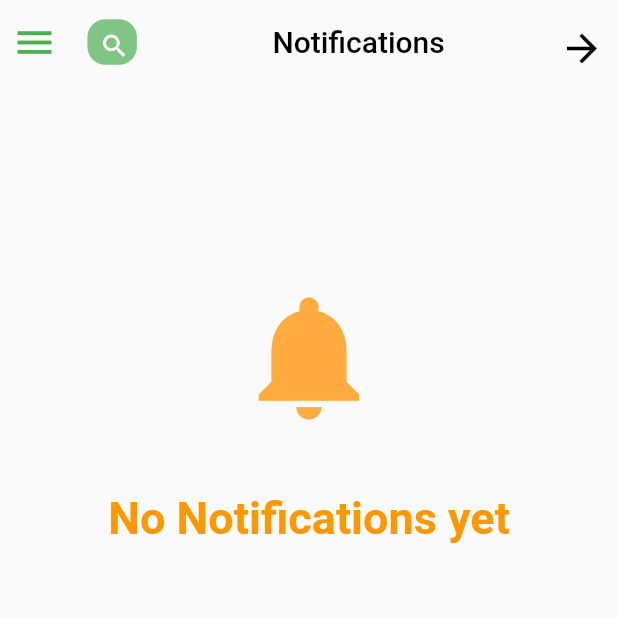
After one commit to Shehab-adel/alhoda_shop, a Flutter app: the NotificationsScreen screen opened by its route, on a phone screen of 412 x 824 dp, the top half of it. The commit adds this screen. Run offline on Flutter 3.47's test engine with Material 2 defaults, Android fonts, the phone set to English and light mode, and no system bars; our stand-ins replace badges, carousel_slider, font_awesome_flutter, get, smooth_page_indicator.

Commit message:
added notifications screen ( empty notification screen)

```diff
--- a/lib/routes/app_routes.dart
+++ b/lib/routes/app_routes.dart
@@ -1,6 +1,7 @@
 import 'package:alhoda/bindings/order_bindings.dart';
 import 'package:alhoda/view/screens/cart_screen.dart';
 import 'package:alhoda/view/screens/drawer_screen.dart';
+import 'package:alhoda/view/screens/notification_screen.dart';
 import 'package:alhoda/view/screens/orders_screen.dart';
 import 'package:alhoda/view/screens/point_screen.dart';
 import 'package:alhoda/view/screens/search_screen.dart';
@@ -22,6 +23,7 @@ class AppRoutes {
   static const walletScreenRoute = '/wallet';
   static const pointScreenRoute = '/point_screen';
   static const supportScreenRoute = '/support_screen';
+  static const notificationsScreenRoute = '/notifications_screen';
 
   static final routes = [
     GetPage(
@@ -61,5 +63,9 @@ class AppRoutes {
       name: supportScreenRoute,
       page: () => SupportScreen(),
     ),
+    GetPage(
+      name: notificationsScreenRoute,
+      page: () => NotificationsScreen(),
+    ),
   ];
 }
--- /dev/null
+++ b/lib/view/screens/notification_screen.dart
@@ -0,0 +1,31 @@
+import 'package:alhoda/view/shared/app_bar.dart';
+import 'package:alhoda/view/widgets/main_screen/drawer/drawer_widget.dart';
+import 'package:alhoda/view/widgets/notifications_screen/empty_notifications.dart';
+import 'package:flutter/material.dart';
+import 'package:get/get.dart';
+
+class NotificationsScreen extends StatelessWidget {
+  NotificationsScreen({Key? key}) : super(key: key);
+
+  late Size size;
+
+  @override
+  Widget build(BuildContext context) {
+    size = MediaQuery.of(context).size;
+
+    return SafeArea(
+        child: Scaffold(
+            appBar: buildAppBar(
+                context: context,
+                onPressedIcon: () {
+                  Get.back();
+                },
+                title: 'Notifications',
+                sizeMediaQueryWidth: 0.2),
+            drawer: Drawer(
+              backgroundColor: Colors.green,
+              child: DrawerWidget(),
+            ),
+            body: EmptyNotifications()));
+  }
+}
--- a/lib/view/widgets/main_screen/drawer/drawer_widget.dart
+++ b/lib/view/widgets/main_screen/drawer/drawer_widget.dart
@@ -57,8 +57,11 @@ class DrawerWidget extends StatelessWidget {
                   Get.toNamed(AppRoutes.supportScreenRoute);
                 }),
             notificationsAndRepliesListTile(
-                'Notifications', Icons.notifications),
-            notificationsAndRepliesListTile('Replies', Icons.quickreply_sharp),
+                'Notifications', Icons.notifications, () {
+              Get.toNamed(AppRoutes.notificationsScreenRoute);
+            }),
+            notificationsAndRepliesListTile(
+                'Replies', Icons.quickreply_sharp, () {}),
           ],
         ),
       ),
@@ -96,8 +99,10 @@ class DrawerWidget extends StatelessWidget {
     );
   }
 
-  Widget notificationsAndRepliesListTile(String title, IconData icon) {
+  Widget notificationsAndRepliesListTile(
+      String title, IconData icon, Function() onTap) {
     return InkWell(
+      onTap: onTap,
       child: Padding(
         padding: const EdgeInsets.all(2.0),
         child: Row(
--- /dev/null
+++ b/lib/view/widgets/notifications_screen/empty_notifications.dart
@@ -0,0 +1,37 @@
+import 'package:flutter/material.dart';
+
+class EmptyNotifications extends StatelessWidget {
+  EmptyNotifications({Key? key}) : super(key: key);
+  late Size size;
+
+  @override
+  Widget build(BuildContext context) {
+    size = MediaQuery.of(context).size;
+    return Padding(
+      padding: EdgeInsets.only(top: size.height * .16),
+      child: Column(
+        children: [
+          const Icon(
+            Icons.notifications,
+            size: 100,
+            color: Colors.orangeAccent,
+          ),
+          const SizedBox(
+            height: 40,
+          ),
+          Center(
+            child: RichText(
+                text: const TextSpan(children: [
+              TextSpan(
+                  text: 'No Notifications yet',
+                  style: TextStyle(
+                      fontSize: 30,
+                      fontWeight: FontWeight.bold,
+                      color: Colors.orange)),
+            ])),
+          ),
+        ],
+      ),
+    );
+  }
+}
```
